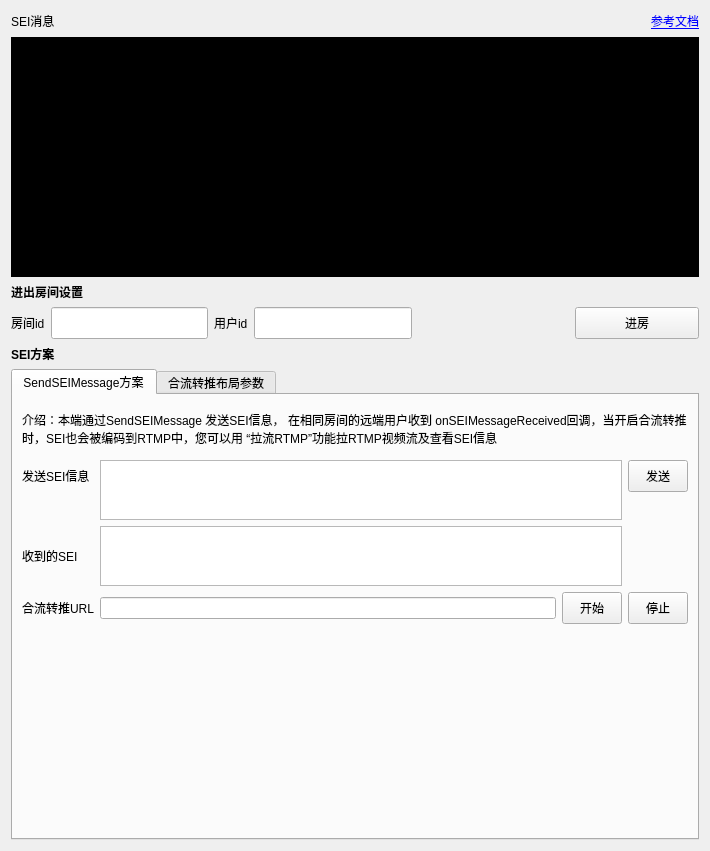
The window that Windows/src/Advanced/Message/SEIMessage.ui (volcengine/VolcEngineRTC) describes before a commit, drawn with Qt 5.
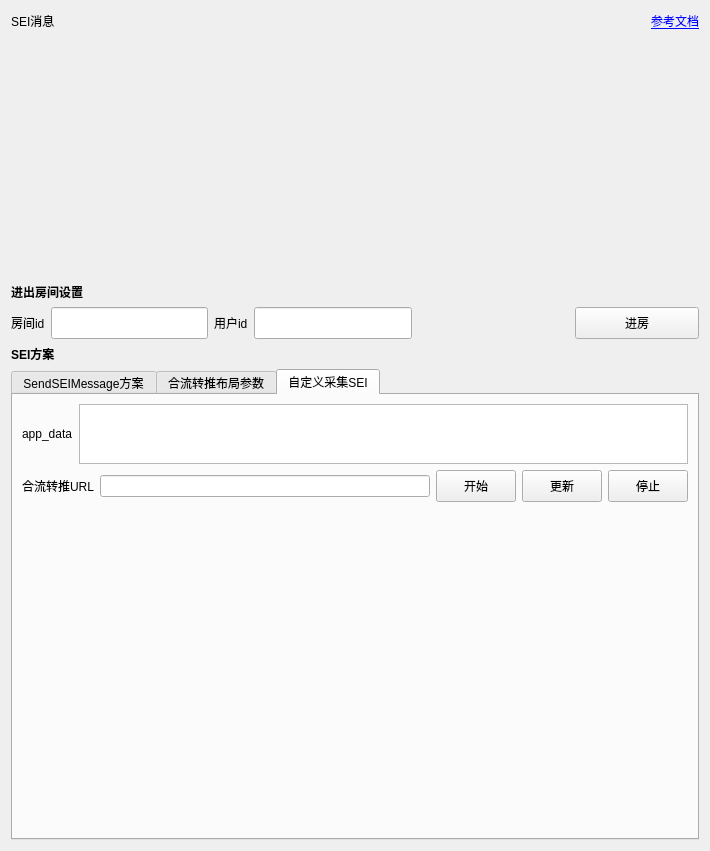
The same window after the commit. Icons and pictures are not drawn. Custom widgets are drawn as their Qt base class.

What changed in the file:
```diff
--- a/Windows/src/Advanced/Message/SEIMessage.ui
+++ b/Windows/src/Advanced/Message/SEIMessage.ui
@@ -88,7 +88,7 @@
       </size>
      </property>
      <property name="styleSheet">
-      <string notr="true">background-color: rgb(0, 0, 0);</string>
+      <string notr="true"/>
      </property>
      <layout class="QHBoxLayout" name="horizontalLayout_5">
       <property name="spacing">
@@ -260,7 +260,7 @@
    <item>
     <widget class="QTabWidget" name="tabWidget">
      <property name="currentIndex">
-      <number>0</number>
+      <number>2</number>
      </property>
      <widget class="QWidget" name="tab">
       <attribute name="title">
@@ -517,6 +517,113 @@
        </layout>
       </widget>
      </widget>
+     <widget class="QWidget" name="tab_3">
+      <attribute name="title">
+       <string>自定义采集SEI</string>
+      </attribute>
+      <layout class="QVBoxLayout" name="verticalLayout_2">
+       <item>
+        <layout class="QHBoxLayout" name="horizontalLayout_4">
+         <item>
+          <widget class="QLabel" name="label_13">
+           <property name="text">
+            <string>app_data</string>
+           </property>
+          </widget>
+         </item>
+         <item>
+          <widget class="QTextEdit" name="textEdit_send2_2">
+           <property name="maximumSize">
+            <size>
+             <width>16777215</width>
+             <height>60</height>
+            </size>
+           </property>
+          </widget>
+         </item>
+        </layout>
+       </item>
+       <item>
+        <layout class="QHBoxLayout" name="horizontalLayout_3">
+         <item>
+          <widget class="QLabel" name="label_11">
+           <property name="text">
+            <string>合流转推URL</string>
+           </property>
+          </widget>
+         </item>
+         <item>
+          <widget class="QLineEdit" name="lineEdit_url2_2"/>
+         </item>
+         <item>
+          <widget class="QPushButton" name="btn_start3">
+           <property name="minimumSize">
+            <size>
+             <width>60</width>
+             <height>32</height>
+            </size>
+           </property>
+           <property name="text">
+            <string>开始</string>
+           </property>
+          </widget>
+         </item>
+         <item>
+          <widget class="QPushButton" name="btn_update3">
+           <property name="minimumSize">
+            <size>
+             <width>60</width>
+             <height>32</height>
+            </size>
+           </property>
+           <property name="text">
+            <string>更新</string>
+           </property>
+          </widget>
+         </item>
+         <item>
+          <widget class="QPushButton" name="btn_stop3">
+           <property name="minimumSize">
+            <size>
+             <width>60</width>
+             <height>32</height>
+            </size>
+           </property>
+           <property name="text">
+            <string>停止</string>
+           </property>
+          </widget>
+         </item>
+        </layout>
+       </item>
+       <item>
+        <spacer name="verticalSpacer_4">
+         <property name="orientation">
+          <enum>Qt::Vertical</enum>
+         </property>
+         <property name="sizeHint" stdset="0">
+          <size>
+           <width>20</width>
+           <height>40</height>
+          </size>
+         </property>
+        </spacer>
+       </item>
+       <item>
+        <spacer name="verticalSpacer_3">
+         <property name="orientation">
+          <enum>Qt::Vertical</enum>
+         </property>
+         <property name="sizeHint" stdset="0">
+          <size>
+           <width>20</width>
+           <height>103</height>
+          </size>
+         </property>
+        </spacer>
+       </item>
+      </layout>
+     </widget>
     </widget>
    </item>
   </layout>
```
